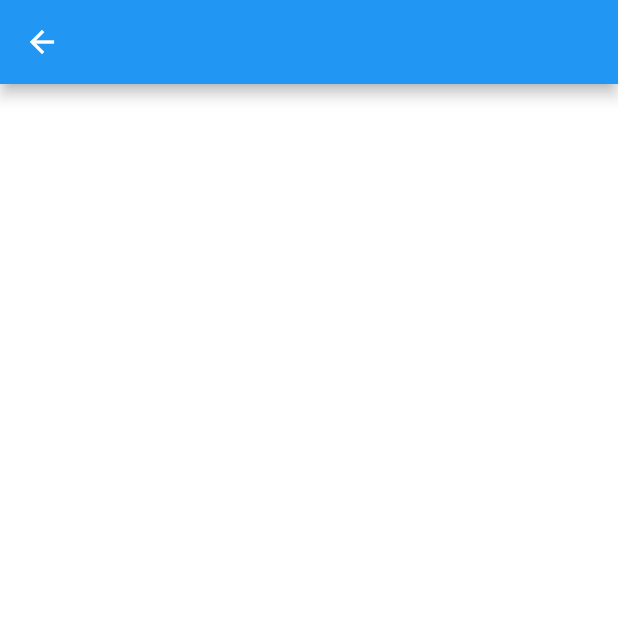
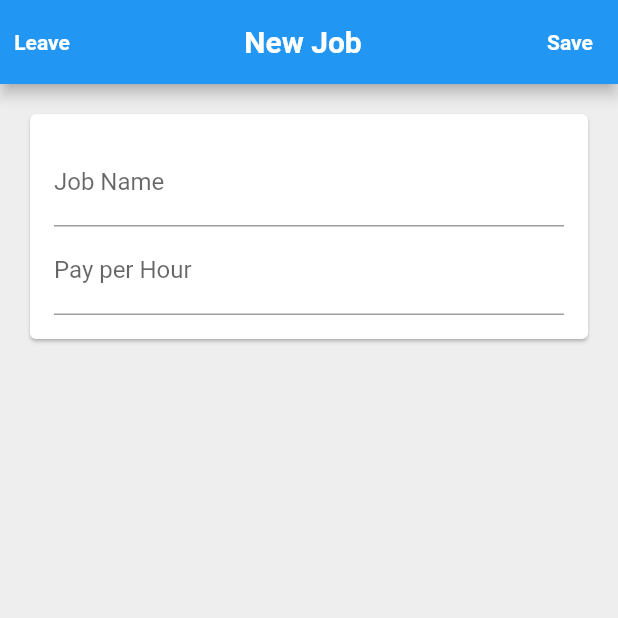
Before and after one commit to Firas-Amin/timer_tracker, a Flutter app: the screen it shows once a user with an empty profile is signed in, after a tap on the "add" icon, on a phone screen of 412 x 824 dp, the top half of it. Run offline on Flutter 3.47's test engine with Material 2 defaults, Android fonts, the phone set to English and light mode, and no system bars; our stand-ins replace cloud_firestore, firebase_auth, firebase_core, flutter_svg, fluttertoast, google_sign_in; accounts and stored records are empty; network calls fail.

Commit message:
Adding form

```diff
--- a/lib/home/HomePage.dart
+++ b/lib/home/HomePage.dart
@@ -26,22 +26,13 @@ class HomePage extends StatelessWidget {
       body: _buildContents(context),
       floatingActionButton: FloatingActionButton(
         child: Icon(Icons.add),
-        onPressed:()=> Navigator.push(context, MaterialPageRoute(builder:(c)=>JobForm())),
+        onPressed:()=> JobForm.show(context),
       ),
     );
   }
 
 
-  void _createJob(BuildContext context) async {
-    try {
-      final database = Provider.of<Database>(context, listen: false);
-      await database.createJob(Job(
-          name: "Blogging", ratePerHour: 10
-      ));
-    } on FirebaseException catch (e) {
-      showExceptionAlert(context, title: "Access Denied", exception:e );
-    }
-  }
+
 
   Widget _buildContents(BuildContext context){
     final database = Provider.of<Database>(context, listen: false);
--- a/lib/home/JobForm.dart
+++ b/lib/home/JobForm.dart
@@ -1,19 +1,120 @@
+import 'package:cloud_firestore/cloud_firestore.dart';
 import 'package:flutter/material.dart';
+import 'package:provider/provider.dart';
+import 'package:timer_tracker/Component/Exception_Alert.dart';
+import 'package:timer_tracker/Component/LoadingAlertDialog.dart';
+import 'package:timer_tracker/services/database.dart';
+
+import 'models/jobs.dart';
 
 
 
-class JobForm extends StatelessWidget {
+class JobForm extends StatefulWidget {
+  const JobForm({Key key, this.database}) : super(key: key);
+  final Database database;
+
+
+static Future<void> show(BuildContext context) async {
+  final database = Provider.of<Database>(context,listen:false);
+  await Navigator.of(context).push(MaterialPageRoute(builder: (context)=> JobForm(database: database,),fullscreenDialog: true));
+}
+
+  @override
+  _JobFormState createState() => _JobFormState();
+}
+
+class _JobFormState extends State<JobForm> {
+  final _formKey = GlobalKey<FormState>();
+   String name;
+   int hour;
+
+  bool _validateAndSaveForm() {
+    final form = _formKey.currentState;
+    if(form.validate()){
+      form.save();
+      return true;
+    }else{
+      return false;
+    }
+  }
+
+  Future<void> _submit() async{
+    if(_validateAndSaveForm()){
+      try {
+        final jobs = await widget.database.jobsStream().first; // return all the list
+        final allNames = jobs.map((job) => job.name).toList();
+        if(allNames.contains(name)){
+          showAlertDialog(context: context, title: "Name Already used", content:"Choose a different name", defaultActionText: "Ok");
+        }
+        final job = Job(name:name,ratePerHour: hour);
+        // await Future.delayed(Duration(seconds: 5));
+        await widget.database.createJob(job);
+        Navigator.pop(context);
+      } on FirebaseException catch(e) {
+        showExceptionAlert(context, title: "Operation failed", exception: e);
+      }
+
+    }
+  }
+
 
 
   @override
   Widget build(BuildContext context) {
+    final kWhite= TextStyle(color: Colors.white,fontWeight: FontWeight.bold);
     return Scaffold(
       appBar: AppBar(
+        automaticallyImplyLeading: false,
+        title: Center(child: Text("New Job",style: kWhite,)),
+        leading:TextButton(onPressed:() => Navigator.pop(context), child:Text("Leave",style:kWhite )),
         actions: [
-          TextButton(onPressed:() => Navigator.pop(context), child:Text("Leave")),
-          TextButton(onPressed:() =>print("save"), child:Text("Save")),
+              TextButton(onPressed:_submit, child:Text("Save",style: kWhite,)),
         ],
       ),
+      backgroundColor: Colors.grey[200],
+
+      body: _buildContents(),
     );
   }
+
+  Widget _buildContents() {
+    return SingleChildScrollView(
+      child: Padding(
+      padding: const EdgeInsets.all(16.0),
+        child: Card(
+          child: Padding(
+            padding: const EdgeInsets.all(16.0),
+            child: Form(
+              key: _formKey,
+              child: Column(
+                crossAxisAlignment: CrossAxisAlignment.stretch,
+                children: _buildForm(),
+              ),
+            )
+          ),
+        ),
+      ),
+    );
+
+  }
+
+ List<Widget> _buildForm() {
+    return
+      [
+      TextFormField(
+      decoration: InputDecoration(labelText: "Job Name"),
+        validator: (value)=> value.isNotEmpty ? null : "Name Can Not Be Empty",
+        onSaved: (value) => name = value,
+    ),
+      TextFormField(
+        decoration: InputDecoration(labelText: "Pay per Hour"),
+        validator: (value)=> value.isNotEmpty ? null : "Pay Per Hour Can Not Be Empty",
+        onSaved: (value) => hour = int.tryParse(value) ?? 0, // if parse return no value the defult value is 0
+        keyboardType: TextInputType.numberWithOptions(
+          signed: false,
+          decimal: false,
+        ),
+      ),
+   ];
+  }
 }
--- a/lib/services/database.dart
+++ b/lib/services/database.dart
@@ -10,6 +10,7 @@ abstract class Database {
 
 
 }
+String documentIdFromCurrentDate() => DateTime.now().toIso8601String();
 
 class FirestoreDatabase implements Database {
   FirestoreDatabase({@required this.uid}) : assert(uid != null);
@@ -17,7 +18,7 @@ class FirestoreDatabase implements Database {
   final _service =FirestoreService.instance; // constructor
   @override
   Future<void> createJob(Job job) => _service.setData(
-    path: APIPath.job(uid, 'job_abc'),
+    path: APIPath.job(uid, documentIdFromCurrentDate()),
     data: job.toMap(),
   );
 
```
